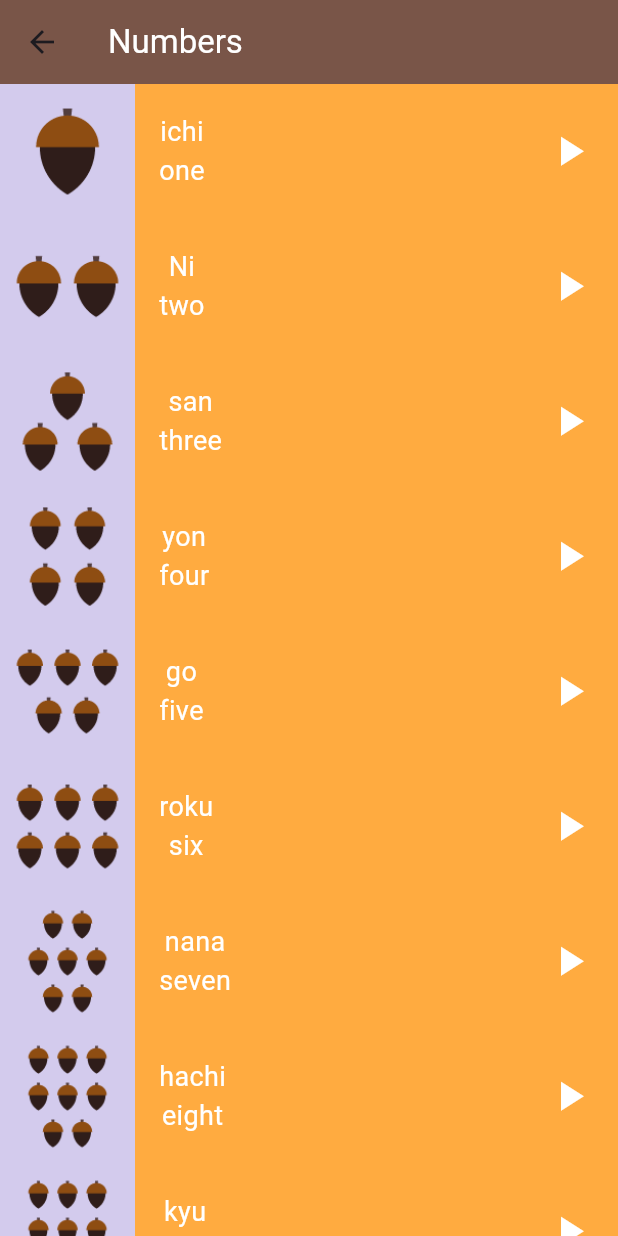
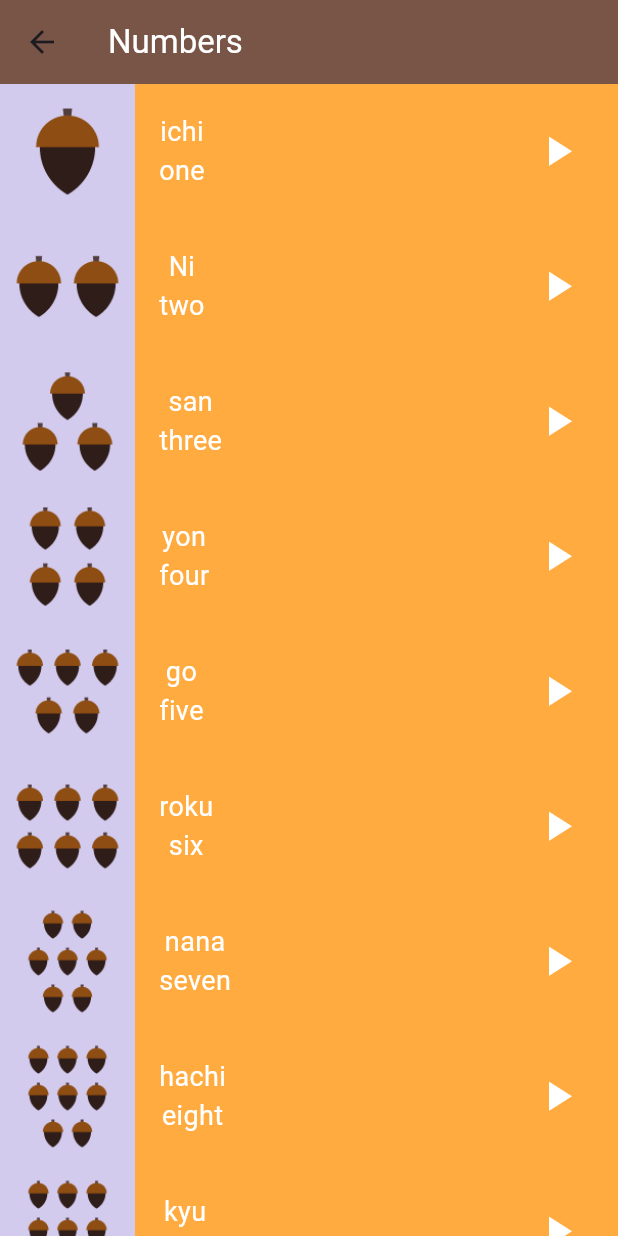
Before and after one commit to Ghada-Mohamed-Khalaf/Toku, a Flutter app: the NumberPage screen opened directly, on a phone screen of 412 x 824 dp. Run offline on Flutter 3.47's test engine with Material 3 defaults, Android fonts, the phone set to English and light mode, and no system bars.

Commit message:
replace listView  to listView.builder and add some features of listView.builder and wrap icons with iconButton

```diff
--- a/lib/views/number_page.dart
+++ b/lib/views/number_page.dart
@@ -60,23 +60,19 @@ class NumberPage extends StatelessWidget {
         ),
         backgroundColor: Colors.brown,
       ),
-      body: ListView(
-        children: [
-          Item(number:numbers[0]),
-          Item(number:numbers[1]),
-          Item(number:numbers[2]),
-          Item(number: numbers[3]),
-          Item(number:numbers[4]),
-          Item(number: numbers[5]),
-          Item(number:numbers[6]),
-          Item(number:numbers[7]),
-          Item(number:numbers[8]),
-          Item(number: numbers[9]),
-        ],
-      ),
+      body: ListView.builder(
+        itemCount: numbers.length,
+        itemBuilder: (BuildContext,int index){
+
+return Container(
+    height: 90,
+    color: Colors.orangeAccent,
+    child: Item(number: numbers[index]),
+);
+
+        },
+    ),
+
     );
   }
 }
-// List<Item>getList(List<Number>number){
-//
-// }
--- a/lib/widgets/item.dart
+++ b/lib/widgets/item.dart
@@ -2,7 +2,8 @@ import 'package:flutter/material.dart';
 import 'package:toku_app/models/number.dart';
 
 class Item extends StatelessWidget {
-   Item({super.key,required this.number});
+  Item({super.key, required this.number});
+
   final Number number;
 
   @override
@@ -13,31 +14,41 @@ class Item extends StatelessWidget {
       child: Row(
         children: [
           Container(
-              color: Color(0xffE7CECEFF),
-
-
-              child: Image.asset(number.image)),
+              color: Color(0xffE7CECEFF), child: Image.asset(number.image)),
           Padding(
             padding: const EdgeInsets.only(left: 16),
             child: Column(
               mainAxisAlignment: MainAxisAlignment.center,
               children: [
-                Text(number.jpName,style: TextStyle(color: Colors.white,fontSize: 18,),),
-                Text(number.enName,style: TextStyle(color: Colors.white,fontSize: 18),),
-
+                Text(
+                  number.jpName,
+                  style: TextStyle(
+                    color: Colors.white,
+                    fontSize: 18,
+                  ),
+                ),
+                Text(
+                  number.enName,
+                  style: TextStyle(color: Colors.white, fontSize: 18),
+                ),
               ],
             ),
           ),
-          Spacer(flex: 1,),
-
+          Spacer(
+            flex: 1,
+          ),
           Padding(
-            padding: const EdgeInsets.only(right:  16),
-            child: Icon(Icons.play_arrow,color: Colors.white,size: 33,),
+            padding: const EdgeInsets.only(right: 16),
+            child: IconButton(
+              onPressed: (){},icon:
+              Icon(Icons.play_arrow,
+                            color: Colors.white,
+                            size: 33,
+                          ),
+            ),
           ),
         ],
-
       ),
-
     );
   }
 }
```
